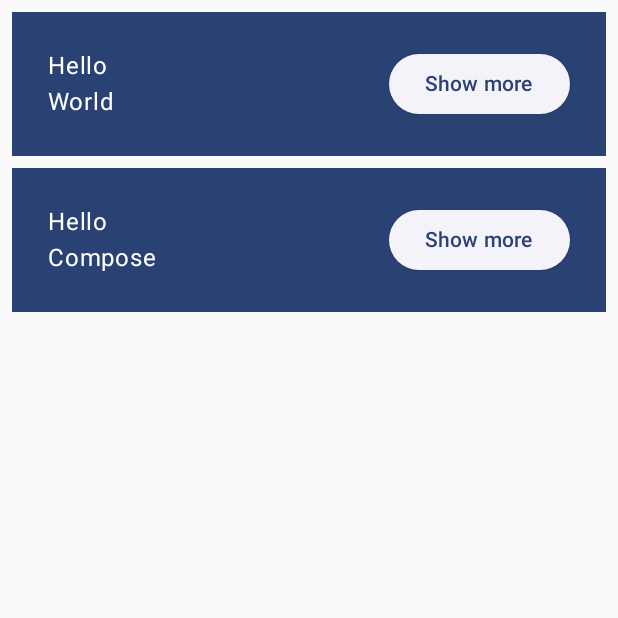
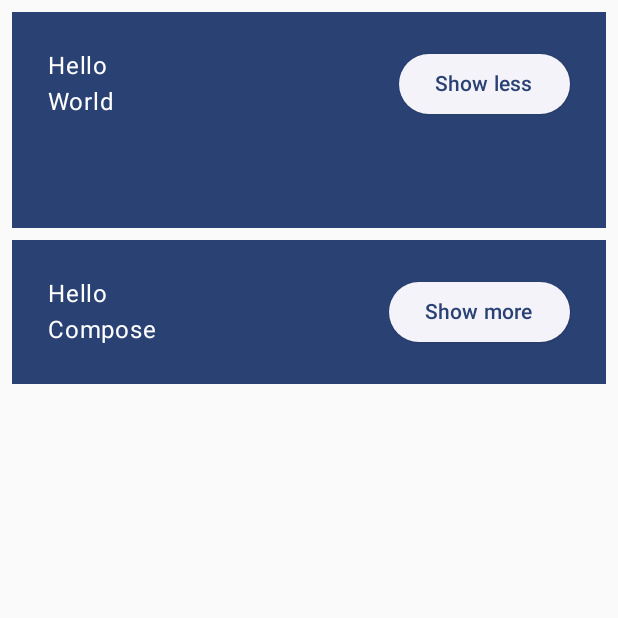
Before and after one commit to davicaetano/BasicsJetpackCompose, an Android app built with Jetpack Compose: the screen it shows after launch (MainActivity), after a tap on "Show more", on a phone screen of 412 x 824 dp, the top half of it. Run offline under Robolectric (Android 15) with nearby library versions, the phone set to English and light mode, and no system bars.

Commit message:
Add button action

```diff
--- a/app/src/main/java/com/davicaetano/basicscodelab/MainActivity.kt
+++ b/app/src/main/java/com/davicaetano/basicscodelab/MainActivity.kt
@@ -13,6 +13,8 @@ import androidx.compose.material3.MaterialTheme
 import androidx.compose.material3.Surface
 import androidx.compose.material3.Text
 import androidx.compose.runtime.Composable
+import androidx.compose.runtime.mutableStateOf
+import androidx.compose.runtime.remember
 import androidx.compose.ui.Modifier
 import androidx.compose.ui.tooling.preview.Preview
 import androidx.compose.ui.unit.dp
@@ -44,19 +46,23 @@ fun MyApp(
 
 @Composable
 fun Greeting(name: String, modifier: Modifier = Modifier) {
+    val expanded = remember { mutableStateOf(false) }
+    val extraPadding = if (expanded.value) 48.dp else 0.dp
     Surface(
         color = MaterialTheme.colorScheme.primary,
         modifier = modifier.padding(vertical = 4.dp, horizontal = 8.dp)
     ) {
         Row(modifier = modifier.padding(24.dp)) {
             Column(
-                modifier = modifier.weight(1f)
+                modifier = modifier
+                    .weight(1f)
+                    .padding(bottom = extraPadding)
             ) {
                 Text(text = "Hello")
                 Text(text = name)
             }
-            ElevatedButton(onClick = { /*TODO*/ }) {
-                Text(text = "Show more")
+            ElevatedButton(onClick = { expanded.value = !expanded.value }) {
+                Text(if (expanded.value) "Show less" else "Show more")
             }
         }
     }
```
